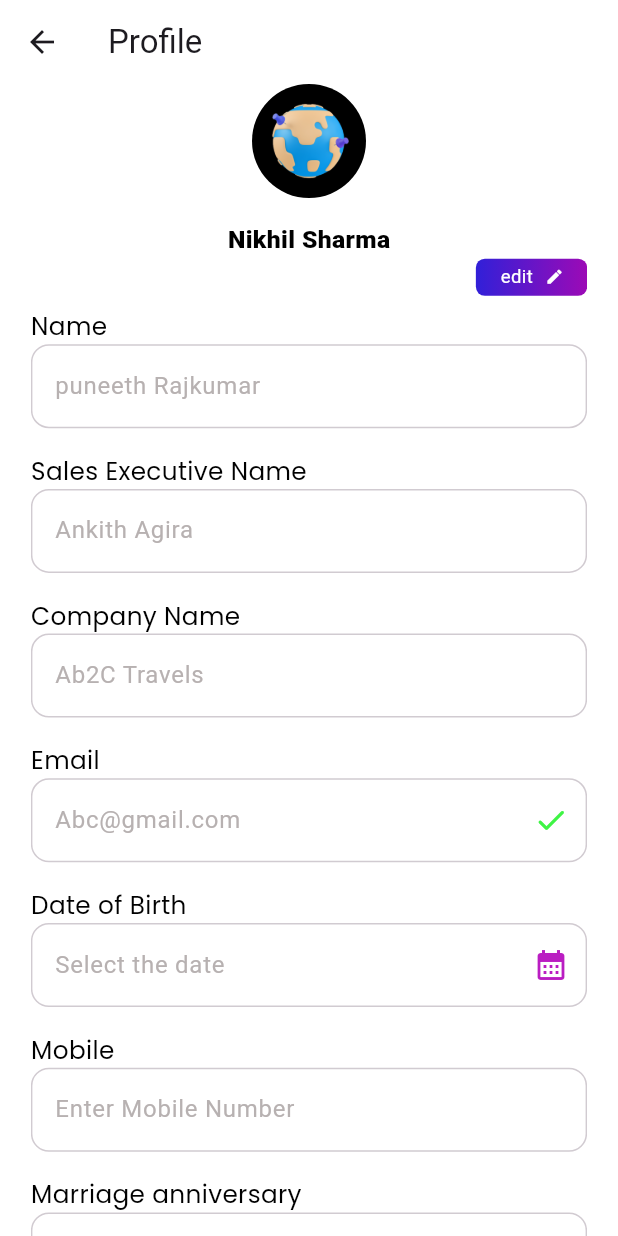
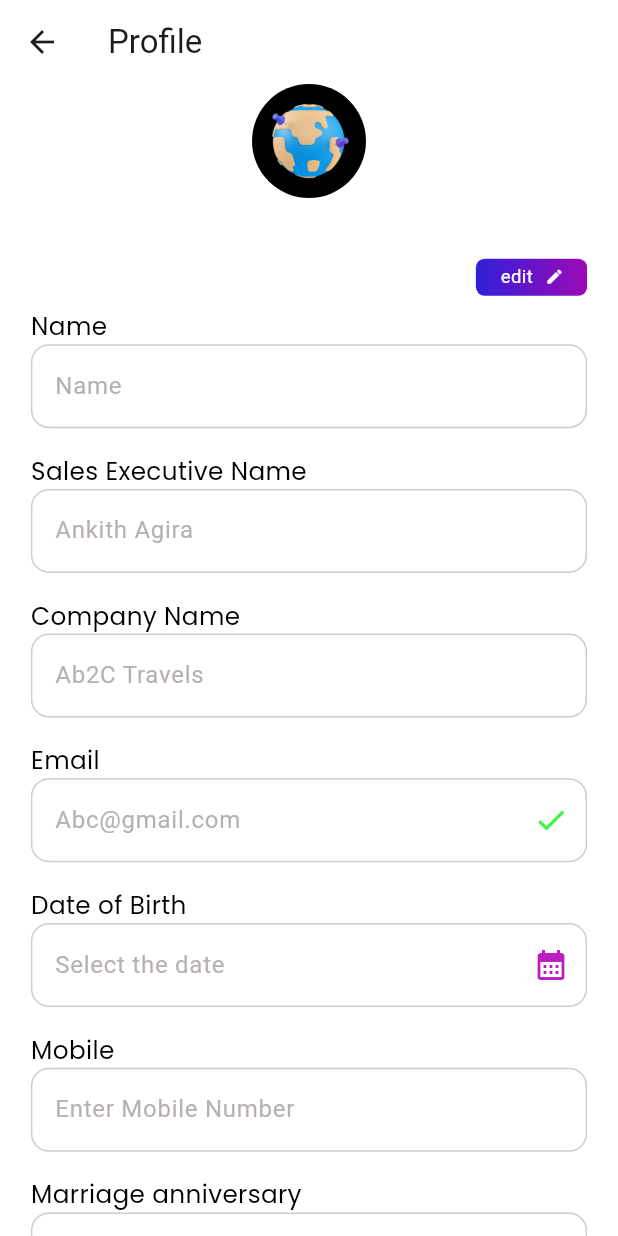
Before and after one commit to sayedadinan/gofriendsgo, a Flutter app: the ProfileEditingScreen screen opened directly, on a phone screen of 412 x 824 dp. Run offline on Flutter 3.47's test engine with Material 3 defaults, Android fonts, the phone set to English and light mode, and no system bars; our stand-ins replace get, shared_preferences, smooth_page_indicator; accounts and stored records are empty; network calls fail.

Commit message:
added profile editing funtionalities

```diff
--- a/lib/utils/constants/app_textfields.dart
+++ b/lib/utils/constants/app_textfields.dart
@@ -11,7 +11,7 @@ class Inputfield extends StatelessWidget {
   final List<TextInputFormatter>? textInputFormatter;
   final Icon? icon;
   final Icon? prefixIcon;
-  final int? maxLengths;
+  final int? maxLengths;final bool? isEnabled;
   const Inputfield({
     this.textInputFormatter,
     this.controller,
@@ -22,12 +22,12 @@ class Inputfield extends StatelessWidget {
     this.validator,
     this.icon,
     this.prefixIcon,
-    this.maxLengths, this.submitFun,
+    this.maxLengths, this.submitFun, this.isEnabled,
   });
 
   @override
   Widget build(BuildContext context) {
-    return TextFormField(
+    return TextFormField(enabled: isEnabled,
         textInputAction: TextInputAction.done, // Changes the action button on the keyboard to "Done"
           onFieldSubmitted: submitFun,
       inputFormatters: textInputFormatter,
--- /dev/null
+++ b/lib/utils/constants/text_controllers.dart
@@ -0,0 +1,11 @@
+  import 'package:flutter/material.dart';
+
+TextEditingController nameController = TextEditingController();
+TextEditingController salesController = TextEditingController();
+TextEditingController companyNameController = TextEditingController();
+TextEditingController emailController = TextEditingController();
+TextEditingController dobController = TextEditingController();
+TextEditingController mobileController = TextEditingController();
+TextEditingController anniversayController = TextEditingController();
+TextEditingController frequentController = TextEditingController();
+TextEditingController additionalController = TextEditingController();
--- a/lib/view/profile_screen/profile_editing_screen.dart
+++ b/lib/view/profile_screen/profile_editing_screen.dart
@@ -1,3 +1,4 @@
+import 'dart:developer';
 import 'package:flutter/material.dart';
 import 'package:gofriendsgo/utils/color_theme/colors.dart';
 import 'package:gofriendsgo/utils/constants/app_button.dart';
@@ -5,11 +6,41 @@ import 'package:gofriendsgo/utils/constants/custom_text.dart';
 import 'package:gofriendsgo/utils/constants/paths.dart';
 import 'package:gofriendsgo/utils/constants/screen_padding.dart';
 import 'package:gofriendsgo/utils/constants/sizedbox.dart';
+import 'package:gofriendsgo/utils/constants/text_controllers.dart';
+import 'package:gofriendsgo/view_model/profile_viewmodel.dart';
 import 'package:gofriendsgo/widgets/profile_wdigets/profile_edit_button.dart';
 import 'package:gofriendsgo/widgets/signup_widget/custom_field.dart';
+import 'package:provider/provider.dart';
 
-class ProfileEditingScreen extends StatelessWidget {
+class ProfileEditingScreen extends StatefulWidget {
   const ProfileEditingScreen({super.key});
+
+  @override
+  _ProfileEditingScreenState createState() => _ProfileEditingScreenState();
+}
+
+class _ProfileEditingScreenState extends State<ProfileEditingScreen> {
+  bool isEditing = false;
+
+  @override
+  void initState() {
+    super.initState();
+          // Provider.of<ProfileViewModel>(context).fetchProfile();
+    // WidgetsBinding.instance.addPostFrameCallback((_) {
+    //   // Fetch data from the provider
+    //   // final profileViewModel =
+    //   //     Provider.of<ProfileViewModel>(context, listen: false);
+    //   // nameController.text = profileViewModel.userName ?? '';
+    //   // salesController.text = profileViewModel.specify ?? '';
+    //   // companyNameController.text = profileViewModel.companyName ?? '';
+    //   // emailController.text = profileViewModel.userEmail ?? '';
+    //   // dobController.text = profileViewModel.dob ?? '';
+    //   // mobileController.text = profileViewModel.userPhone ?? '';
+    //   // anniversayController.text = profileViewModel.specify ?? '';
+    //   // frequentController.text = profileViewModel.frequentFlyerNo ?? '';
+    //   // additionalController.text = profileViewModel.additionalDetails ?? '';
+    // });
+  }
 
   @override
   Widget build(BuildContext context) {
@@ -21,7 +52,14 @@ class ProfileEditingScreen extends StatelessWidget {
       body: Padding(
         padding: commonScreenPadding(context),
         child: SingleChildScrollView(
-          child: Column(
+          child: Consumer<ProfileViewModel>(
+            builder: (context, value, child) {
+              if (value.isLoading) {
+                return const Center(
+                  child: CircularProgressIndicator(),
+                );
+              } else {
+                return Column(
                   crossAxisAlignment: CrossAxisAlignment.center,
                   children: [
                     const CircleAvatar(
@@ -30,64 +68,138 @@ class ProfileEditingScreen extends StatelessWidget {
                       backgroundImage: AssetImage(AppImages.onboardingFirst),
                     ),
                     const CustomSizedBoxHeight(0.02),
-              const CustomText(
-                text: 'Nikhil Sharma',
+                    CustomText(
+                      text: nameController.text,
                       fontFamily: CustomFonts.roboto,
                       size: 0.04,
                       color: AppColors.blackColor,
                       weight: FontWeight.w900,
                     ),
-              const ProfilepageeEditbutton(),
+                    ProfilepageeEditbutton(
+                      ontap: () {
+                        // setState(() {
+                        //   isEditing = !isEditing;
+                        // });
+                      },
+                    ),
                     const CustomSizedBoxHeight(0.01),
-              const LabeledInputField(
-                  hintText: 'puneeth Rajkumar', labelText: 'Name'),
+                    LabeledInputField(
+                      hintText: 'Name',
+                      labelText: 'Name',
+                      controller: nameController,
+                      isEnabled: isEditing,
+                    ),
                     const CustomSizedBoxHeight(0.02),
-              const LabeledInputField(
-                  hintText: 'Ankith Agira', labelText: 'Sales Executive Name'),
+                    LabeledInputField(
+                      hintText: 'Ankith Agira',
+                      labelText: 'Sales Executive Name',
+                      controller: salesController,
+                      isEnabled: isEditing,
+                    ),
                     const CustomSizedBoxHeight(0.02),
-              const LabeledInputField(
-                  hintText: 'Ab2C Travels', labelText: 'Company Name'),
+                    LabeledInputField(
+                      hintText: 'Ab2C Travels',
+                      labelText: 'Company Name',
+                      controller: companyNameController,
+                      isEnabled: isEditing,
+                    ),
                     const CustomSizedBoxHeight(0.02),
-              const LabeledInputField(
+                    LabeledInputField(
                       hintText: 'Abc@gmail.com',
                       labelText: 'Email',
-                  suffix: Icon(Icons.done_rounded,
-                      color: AppColors.succesIconColor)),
+                      controller: emailController,
+                      isEnabled: isEditing,
+                      suffix: const Icon(Icons.done_rounded,
+                          color: AppColors.succesIconColor),
+                    ),
                     const CustomSizedBoxHeight(0.02),
-              const LabeledInputField(
+                    LabeledInputField(
                       hintText: 'Select the date',
                       labelText: 'Date of Birth',
-                  suffix: Icon(Icons.calendar_month,
-                      color: AppColors.dateIconColor)),
+                      controller: dobController,
+                      isEnabled: isEditing,
+                      suffix: const Icon(Icons.calendar_month,
+                          color: AppColors.dateIconColor),
+                    ),
                     const CustomSizedBoxHeight(0.02),
-              const LabeledInputField(
-                  hintText: 'Enter Mobile Number', labelText: 'Mobile'),
+                    LabeledInputField(
+                      hintText: 'Enter Mobile Number',
+                      labelText: 'Mobile',
+                      controller: mobileController,
+                      isEnabled: isEditing,
+                    ),
                     const CustomSizedBoxHeight(0.02),
-              const LabeledInputField(
+                    LabeledInputField(
                       hintText: 'Select the date',
                       labelText: 'Marriage anniversary',
-                suffix:
-                    Icon(Icons.calendar_month, color: AppColors.dateIconColor),
+                      controller: anniversayController,
+                      isEnabled: isEditing,
+                      suffix: const Icon(Icons.calendar_month,
+                          color: AppColors.dateIconColor),
                     ),
                     const CustomSizedBoxHeight(0.02),
-              const LabeledInputField(
+                    LabeledInputField(
                       hintText: 'Enter the Flyer No',
-                  labelText: 'Frequent Flyer No'),
+                      labelText: 'Frequent Flyer No',
+                      controller: frequentController,
+                      isEnabled: isEditing,
+                    ),
                     const CustomSizedBoxHeight(0.02),
-              const LabeledInputField(
+                    LabeledInputField(
                       hintText: 'Type your extra details here..',
                       labelText: 'Additional Details',
-                  maxlngths: 3),
+                      controller: additionalController,
+                      maxlngths: 3,
+                      isEnabled: isEditing,
+                    ),
                     const CustomSizedBoxHeight(0.12),
                     CustomButton(
-                  function: () {},
+                      function: () {
+                        log(salesController.text);
+                        log(companyNameController.text);
+                        log(dobController.text);
+                        final updatedData = {
+                          "name": nameController.text,
+                          "company_name": companyNameController.text,
+                          "email": emailController.text,
+                          "dob": dobController.text,
+                          "phone": mobileController.text,
+                          "frequent_flyer_no": frequentController.text,
+                          "additional_details": additionalController.text,
+                        };
+                     context
+                            .read<ProfileViewModel>()
+                            .updateProfile(13, updatedData);
+                        // if (isEditing) {
+
+                        //   // context
+                        //   //     .read<ProfileViewModel>()
+                        //   //     .updateProfile(13,);
+                        //   // Call the update function from the view model
+                        //   // value.updateProfile(
+                        //   //   nameController.text,
+                        //   //   salesController.text,
+                        //   //   companyNameController.text,
+                        //   //   emailController.text,
+                        //   //   dobController.text,
+                        //   //   mobileController.text,
+                        //   //   anniversayController.text,
+                        //   //   frequentController.text,
+                        //   //   additionalController.text,
+                        //   // );
+                        // }
+                      },
                       text: 'Save',
                       fontSize: 0.04,
                       buttonTextColor: AppColors.whiteColor,
                       borderColor: AppColors.transparentColor,
-                  fontFamily: CustomFonts.poppins),
+                      fontFamily: CustomFonts.poppins,
+                    ),
                     const CustomSizedBoxHeight(0.04),
                   ],
+                );
+              }
+            },
           ),
         ),
       ),
--- a/lib/view_model/profile_viewmodel.dart
+++ b/lib/view_model/profile_viewmodel.dart
@@ -3,6 +3,7 @@ import 'package:flutter/material.dart';
 import 'package:gofriendsgo/main.dart';
 import 'package:gofriendsgo/model/profile_model/profile_model.dart';
 import 'package:gofriendsgo/services/profile_service.dart';
+import 'package:gofriendsgo/utils/constants/text_controllers.dart';
 
 class ProfileViewModel extends ChangeNotifier {
   final ProfileService _service = ProfileService();
@@ -14,7 +15,16 @@ class ProfileViewModel extends ChangeNotifier {
   String? userEmail;
   String? userPhone;
   String? profilePercentage;
-  // Add other fields as needed
+  String? profilePic;
+  String? companyName;
+  String? dob;
+  String? frequentFlyerNo;
+  String? additionalDetails;
+  String? emailVerified;
+  String? referral;
+  String? source;
+  String? specify;
+  int? status;
 
   UserProfileModel? get profileResponse => _profileResponse;
   bool get isLoading => _isLoading;
@@ -29,6 +39,20 @@ class ProfileViewModel extends ChangeNotifier {
         userName = _profileResponse!.data.user.name;
         userEmail = _profileResponse!.data.user.email;
         userPhone = _profileResponse!.data.user.phone;
+        nameController.text = _profileResponse!.data.user.name;
+        emailController.text = _profileResponse!.data.user.email;
+        mobileController.text = _profileResponse!.data.user.phone;
+        profilePic = _profileResponse!.data.user.profilePic;
+        companyNameController.text = _profileResponse!.data.user.companyName;
+        dobController.text = _profileResponse!.data.user.dob;
+        frequentController.text = _profileResponse!.data.user.frequentFlyerNo;
+        additionalController.text =
+            _profileResponse!.data.user.additionalDetails;
+        emailVerified = _profileResponse!.data.user.emailVerifiedAt;
+        emailVerified = _profileResponse!.data.user.profilePic;
+        source = _profileResponse!.data.user.source;
+        specify = _profileResponse!.data.user.specify;
+        status = _profileResponse!.data.user.status;
         // profilePercentage=_profileResponse!.data.user.
         // Extract other fields as needed
 
@@ -43,4 +67,31 @@ class ProfileViewModel extends ChangeNotifier {
       notifyListeners();
     }
   }
+
+  Future<void> updateProfile(int userId, updatedData) async {
+    print('started');
+    _isLoading = true;
+    notifyListeners();
+
+    try {
+      final success = await _service.updateUserProfile(
+        userId,
+        updatedData,
+        tokenss,
+      );
+      if (success) {
+        log('Profile updated successfully');
+        await fetchProfile(); // Refresh profile data after update
+      } else {
+        log('Failed to update profile');
+        // Handle failure (e.g., show error message)
+      }
+    } catch (e) {
+      log('Error updating profile: $e');
+      // Handle any exceptions (e.g., show error message)
+    } finally {
+      _isLoading = false;
+      notifyListeners();
+    }
+  }
 }
--- a/lib/widgets/profile_wdigets/profile_edit_button.dart
+++ b/lib/widgets/profile_wdigets/profile_edit_button.dart
@@ -6,14 +6,20 @@ import 'package:gofriendsgo/utils/constants/paths.dart';
 import 'package:gofriendsgo/utils/constants/sizedbox.dart';
 
 class ProfilepageeEditbutton extends StatelessWidget {
+  final Function ontap;
   const ProfilepageeEditbutton({
     super.key,
+    required this.ontap,
   });
 
   @override
   Widget build(BuildContext context) {
     return Row(mainAxisAlignment: MainAxisAlignment.end, children: [
-      Container(
+      GestureDetector(
+        onTap: () {
+          ontap;
+        },
+        child: Container(
           width: mediaquerywidth(0.18, context),
           height: mediaqueryheight(0.03, context),
           decoration: BoxDecoration(
@@ -35,6 +41,7 @@ class ProfilepageeEditbutton extends StatelessWidget {
               ],
             ),
           ),
+        ),
       )
     ]);
   }
--- a/lib/widgets/signup_widget/custom_field.dart
+++ b/lib/widgets/signup_widget/custom_field.dart
@@ -12,13 +12,15 @@ class LabeledInputField extends StatelessWidget {
   final Color textColor;
   final int? maxlngths;
   final Icon? suffix;
+  final bool? isEnabled;
   final TextEditingController? controller;
-  final String? Function(String?)? validator;  final String? Function(String?)? submitFun;
+  final String? Function(String?)? validator;
+  final String? Function(String?)? submitFun;
   final List<TextInputFormatter>? textInputFormatter;
   final TextInputType? keyboardType;
 
-  const LabeledInputField({
-    this.keyboardType,
+  const LabeledInputField(
+      {this.keyboardType,
       super.key,
       required this.labelText,
       required this.hintText,
@@ -30,8 +32,8 @@ class LabeledInputField extends StatelessWidget {
       this.maxlngths,
       this.suffix,
       this.controller,
-    this.validator, this.submitFun
-  });
+      this.validator,
+      this.submitFun, this.isEnabled});
 
   @override
   Widget build(BuildContext context) {
@@ -44,9 +46,10 @@ class LabeledInputField extends StatelessWidget {
           size: fontSize,
           color: textColor,
         ),
-        Inputfield(submitFun: submitFun,
+        Inputfield(
+          submitFun: submitFun,
           keyboardType: keyboardType,
-          textInputFormatter:textInputFormatter,
+          textInputFormatter: textInputFormatter,
           validator: validator,
           controller: controller,
           icon: suffix,
```
Also changed, not shown: lib/services/profile_service.dart (+28 -2 lines). Lines whose indentation alone changed are shown as unchanged.
